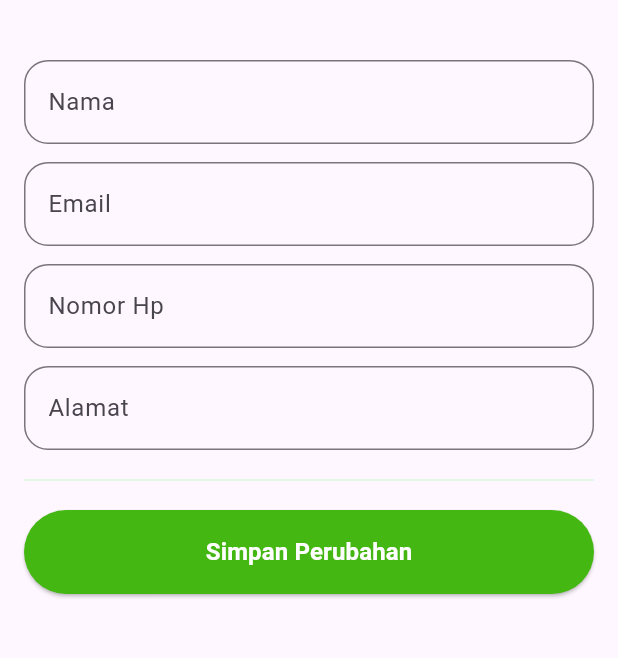
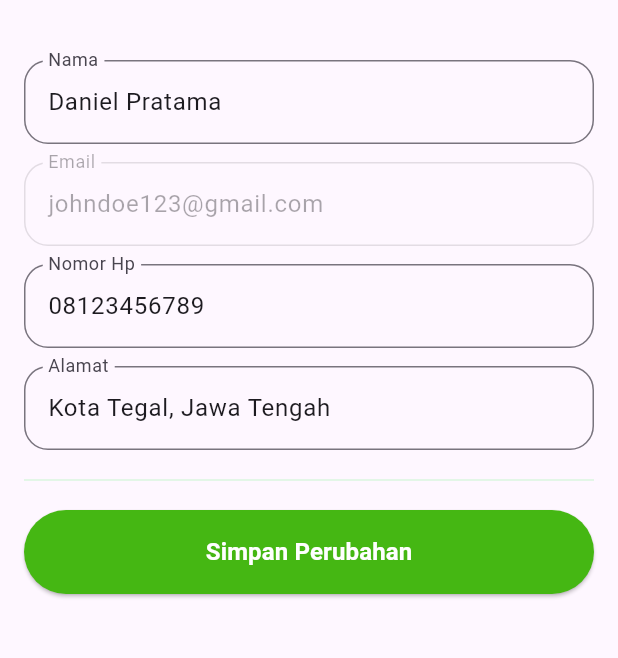
Before and after one commit to dodichakill/higrolyn, a Flutter app: the InformationScreen screen opened directly, on a phone screen of 412 x 824 dp, the part 312-970 px from its top. Run offline on Flutter 3.47's test engine with Material 3 defaults, Android fonts, the phone set to English and light mode, and no system bars; our stand-ins replace another_flutter_splash_screen, flutter_onboarding_slider, persistent_bottom_nav_bar_v2.

```diff
--- /dev/null
+++ b/lib/providers/information_notifier.dart
@@ -0,0 +1,9 @@
+import 'package:flutter/material.dart';
+
+class InformationNotifier extends ChangeNotifier {
+  final BuildContext context;
+
+  InformationNotifier({required this.context});
+
+  final keyform = GlobalKey<FormState>();
+}
--- a/lib/views/Profile/information_screen.dart
+++ b/lib/views/Profile/information_screen.dart
@@ -1,14 +1,20 @@
+// import 'package:agrolyn/api/api_service.dart';
+import 'package:agrolyn/providers/information_notifier.dart';
 import 'package:agrolyn/shared/constants.dart';
 import 'package:agrolyn/utils/assets_path.dart';
 import 'package:agrolyn/widgets/text_input.dart';
 import 'package:flutter/material.dart';
+import 'package:provider/provider.dart';
 
 class InformationScreen extends StatelessWidget {
   const InformationScreen({super.key});
 
   @override
   Widget build(BuildContext context) {
-    return Scaffold(
+    return ChangeNotifierProvider(
+      create: (_) => InformationNotifier(context: context),
+      child: Consumer<InformationNotifier>(
+          builder: (context, value, child) => Scaffold(
                   body: SafeArea(
                 child: Padding(
                   padding: const EdgeInsets.all(8.0),
@@ -24,28 +30,49 @@ class InformationScreen extends StatelessWidget {
                           const SizedBox(width: 12),
                           const Text(
                             "Informasi Akun",
-                  style: TextStyle(fontWeight: FontWeight.w600, fontSize: 20),
+                            style: TextStyle(
+                                fontWeight: FontWeight.w600, fontSize: 20),
                           ),
                         ],
                       ),
                       const SizedBox(height: 32),
-            Image.asset(
+                      InkWell(
+                        onTap: () async {
+                          // imageProvider.pickImage(ImageSource.gallery);
+                          // ApiService().getRequest("/articles")
+                        },
+                        child: Image.asset(
                           ImageAssets.logo,
                           height: 120,
                           width: 120,
                         ),
+                      ),
                       Padding(
                         padding: const EdgeInsets.all(8.0),
+                        child: Form(
+                          key: value.keyform,
                           child: Column(
                             children: [
                               const SizedBox(height: 32),
-                  const TextInput(name: "Nama"),
+                              const TextInput(
+                                name: "Nama",
+                                defaultValue: "Daniel Pratama",
+                              ),
                               const SizedBox(height: 12),
-                  const TextInput(name: "Email"),
+                              const TextInput(
+                                name: "Email",
+                                isDisabled: true,
+                                defaultValue: "johndoe123@gmail.com",
+                              ),
                               const SizedBox(height: 12),
-                  const TextInput(name: "Nomor Hp"),
+                              const TextInput(
+                                name: "Nomor Hp",
+                                defaultValue: "08123456789",
+                              ),
                               const SizedBox(height: 12),
-                  const TextInput(name: "Alamat"),
+                              const TextInput(
+                                  name: "Alamat",
+                                  defaultValue: "Kota Tegal, Jawa Tengah"),
                               const SizedBox(height: 12),
                               const Divider(
                                 color: Color.fromARGB(105, 166, 243, 178),
@@ -70,10 +97,12 @@ class InformationScreen extends StatelessWidget {
                               ),
                             ],
                           ),
+                        ),
                       )
                     ],
                   ),
                 ),
-    ));
+              ))),
+    );
   }
 }
--- a/lib/widgets/text_input.dart
+++ b/lib/widgets/text_input.dart
@@ -1,14 +1,24 @@
+import 'package:agrolyn/shared/constants.dart';
 import 'package:flutter/material.dart';
 
 class TextInput extends StatelessWidget {
   final String name;
-  const TextInput({super.key, required this.name});
+  final String? defaultValue;
+  final bool? isDisabled;
+  const TextInput(
+      {super.key,
+      required this.name,
+      this.defaultValue,
+      this.isDisabled = false});
 
   @override
   Widget build(BuildContext context) {
     return TextFormField(
+      enabled: isDisabled == false ? true : false,
+      initialValue: defaultValue ?? "",
       decoration: InputDecoration(
         labelText: name,
+        focusColor: MyColors.primaryColorDark,
         border: OutlineInputBorder(
           borderRadius: BorderRadius.circular(16),
         ),
```
Lines whose indentation alone changed are shown as unchanged.
